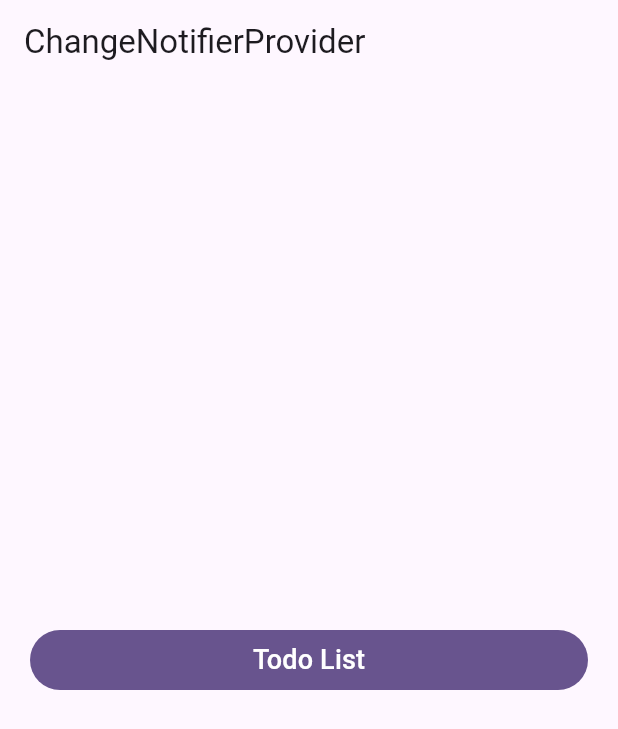
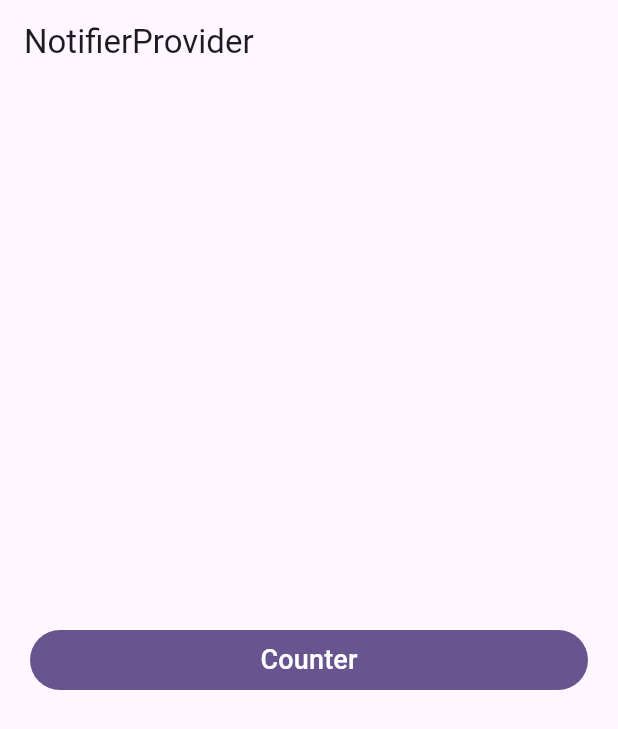
Before and after one commit to fahmi54321/riverpod_basic, a Flutter app: the screen it shows after launch, on a phone screen of 412 x 824 dp. Shown: the top 729 px of the screen. Run offline on Flutter 3.47's test engine with Material 3 defaults, Android fonts, the phone set to English and light mode, and no system bars; our stand-ins replace flutter_riverpod.

Commit message:
notifier provider

```diff
--- a/lib/main.dart
+++ b/lib/main.dart
@@ -1,6 +1,7 @@
 import 'package:flutter/material.dart';
 import 'package:flutter_riverpod/flutter_riverpod.dart';
-import 'pages/todos_page.dart';
+
+import 'pages/counter/counter_page.dart';
 import 'widgets/custom_button.dart';
 
 void main() {
@@ -17,7 +18,7 @@ class MyApp extends StatelessWidget {
   @override
   Widget build(BuildContext context) {
     return MaterialApp(
-      title: 'ChangeNotifierProvider',
+      title: 'NotifierProvider',
       debugShowCheckedModeBanner: false,
       theme: ThemeData(
         colorScheme: ColorScheme.fromSeed(seedColor: Colors.deepPurple),
@@ -35,7 +36,7 @@ class MyHomePage extends StatelessWidget {
   Widget build(BuildContext context) {
     return Scaffold(
       appBar: AppBar(
-        title: const Text('ChangeNotifierProvider'),
+        title: const Text('NotifierProvider'),
       ),
       body: Center(
         child: ListView(
@@ -43,8 +44,8 @@ class MyHomePage extends StatelessWidget {
           shrinkWrap: true,
           children: const [
             CustomButton(
-              title: 'Todo List',
-              child: TodosPage(),
+              title: 'Counter',
+              child: CounterPage(),
             ),
           ],
         ),
--- a/lib/models/todo_model.dart
+++ /dev/null
@@ -1,28 +0,0 @@
-// ignore_for_file: public_member_api_docs, sort_constructors_first
-import 'package:uuid/uuid.dart';
-
-// todo 1 (next todos_provider.dart)
-Uuid uuid = Uuid();
-
-class Todo {
-  String id;
-  String desc;
-  bool completed;
-  Todo({
-    required this.id,
-    required this.desc,
-    this.completed = false,
-  });
-
-  factory Todo.add({
-    required String desc,
-  }) {
-    return Todo(
-      id: uuid.v4(),
-      desc: desc,
-    );
-  }
-
-  @override
-  String toString() => 'Todo(id: $id, desc: $desc, completed: $completed)';
-}
--- a/lib/pages/todos_provider.dart
+++ /dev/null
@@ -1,33 +0,0 @@
-import 'package:flutter/material.dart';
-import 'package:flutter_riverpod/flutter_riverpod.dart';
-import 'package:provider/models/todo_model.dart';
-
-// todo 2 (next todos_page.dart)
-
-class TodosNotifier extends ChangeNotifier {
-  List<Todo> todos = [];
-
-  void addTodo({required String desc}) {
-    todos.add(
-      Todo.add(
-        desc: desc,
-      ),
-    );
-    notifyListeners();
-  }
-
-  void toggleTodo({required String id}) {
-    final todo = todos.firstWhere((todo) => todo.id == id);
-    todo.completed = !todo.completed;
-    notifyListeners();
-  }
-
-  void removeTodo({required String id}) {
-    todos.removeWhere((e) => e.id == id);
-    notifyListeners();
-  }
-}
-
-final todosProvider = ChangeNotifierProvider<TodosNotifier>((ref) {
-  return TodosNotifier();
-});
```
Also changed, not shown: lib/pages/counter/counter_page.dart (added, +38 -0 lines), lib/pages/counter/counter_provider.dart (added, +20 -0 lines), lib/pages/todos_page.dart (deleted, +0 -84 lines).
